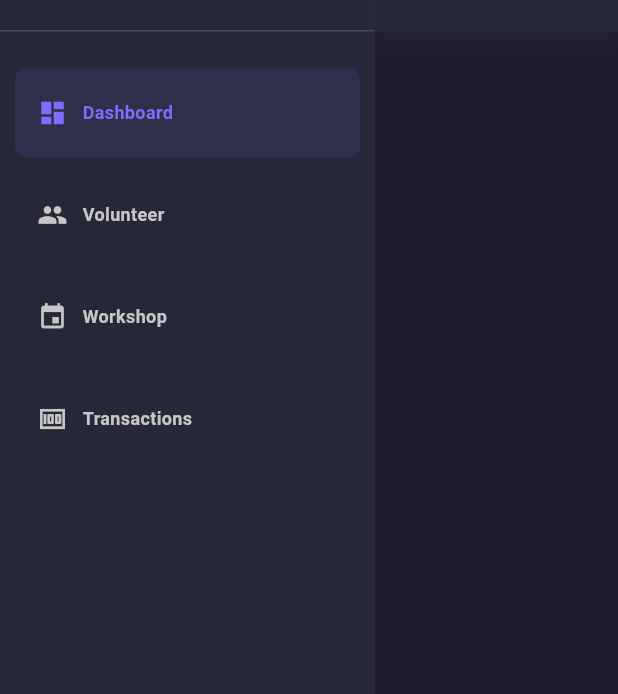
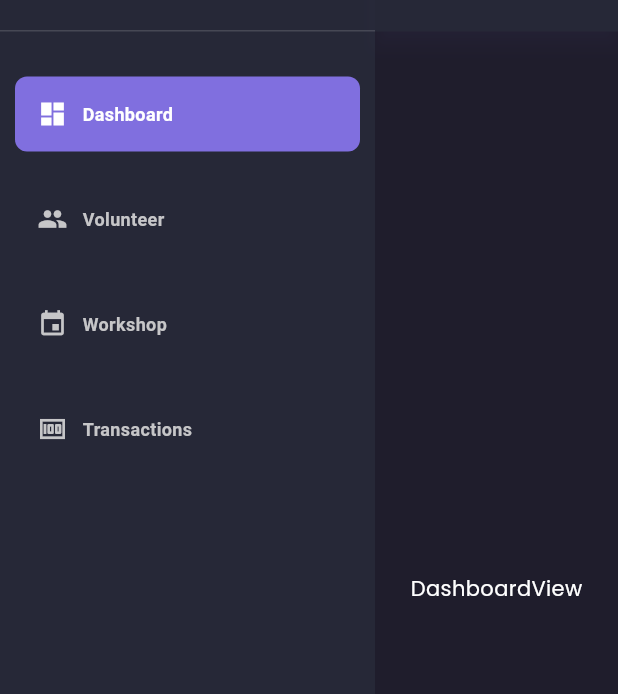
Before and after one commit to Khuza1ma/skill-serve, a Flutter app: the screen it shows after launch, on a phone screen of 412 x 824 dp, the part 90-784 px from its top. Run offline on Flutter 3.47's test engine with Material 3 defaults, Android fonts, the phone set to English and light mode, and no system bars; our stand-ins replace flutter_form_builder, get, google_fonts, web.

Commit message:
Refactor: Updated the color constants and the side menu. Removed unnecessary code from the dashboard.

```diff
--- a/lib/app/constants/app_colors.dart
+++ b/lib/app/constants/app_colors.dart
@@ -6,7 +6,7 @@ class AppColors {
   static const kc6c6c8 = Color(0xFFc6c6c8);
   static const k1f1d2c = Color(0xFF1f1d2c);
   static const k262837 = Color(0xFF262837);
-  static const k806dff = Color(0xFF806dff);
+  static const k806dff = Color(0xFF806fdf);
   static const kF8F8FC = Color(0xFFF8F8FC);
   static const k3B7DDD = Color(0xFF3B7DDD);
   static const k7C7E80 = Color(0xFFcbc5d1);
--- a/lib/app/modules/dashboard/views/dashboard_view.dart
+++ b/lib/app/modules/dashboard/views/dashboard_view.dart
@@ -6,29 +6,6 @@ class DashboardView extends GetView<DashboardController> {
   const DashboardView({super.key});
   @override
   Widget build(BuildContext context) {
-    return SafeArea(
-      child: SingleChildScrollView(
-        primary: false,
-        padding: EdgeInsets.all(16),
-        child: Column(
-          children: [
-            SizedBox(height: 16),
-            Row(
-              crossAxisAlignment: CrossAxisAlignment.start,
-              children: [
-                Expanded(
-                  flex: 5,
-                  child: Column(
-                    children: [
-                      SizedBox(height: 16),
-                    ],
-                  ),
-                ),
-              ],
-            )
-          ],
-        ),
-      ),
-    );
+    return Center(child: Text('DashboardView'));
   }
 }
--- a/lib/app/ui/components/side_menu.dart
+++ b/lib/app/ui/components/side_menu.dart
@@ -108,12 +108,10 @@ class SideBar extends StatelessWidget {
           },
           child: AnimatedContainer(
             duration: Duration(milliseconds: 300),
-            margin: const EdgeInsets.symmetric(vertical: 4, horizontal: 10),
-            padding: const EdgeInsets.symmetric(vertical: 20, horizontal: 15),
+            margin: const EdgeInsets.all(10),
+            padding: const EdgeInsets.all(15),
             decoration: BoxDecoration(
-              color: isSelected
-                  ? AppColors.k806dff.withValues(alpha: 0.1)
-                  : Colors.transparent,
+              color: isSelected ? AppColors.k806dff : Colors.transparent,
               borderRadius: BorderRadius.circular(8),
             ),
             child: Row(
@@ -121,13 +119,13 @@ class SideBar extends StatelessWidget {
                 Icon(
                   icon,
                   size: 20,
-                  color: isSelected ? AppColors.k806dff : AppColors.kc6c6c8,
+                  color: isSelected ? AppColors.kFFFFFF : AppColors.kc6c6c8,
                 ),
                 const SizedBox(width: 10),
                 Text(
                   label,
                   style: GoogleFonts.aBeeZee(
-                    color: isSelected ? AppColors.k806dff : AppColors.kc6c6c8,
+                    color: isSelected ? AppColors.kFFFFFF : AppColors.kc6c6c8,
                     fontSize: 12,
                     fontWeight: FontWeight.w600,
                   ),
```
